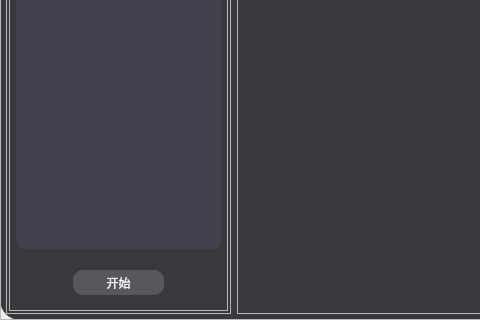
Above: ui_tools/InterfaceUI.ui from Ryzquo/auto_ark before the change; both pictures show x 0 to 480 and y 229 to 549 of the 842 by 549 pixel window. Below: the same form after it.
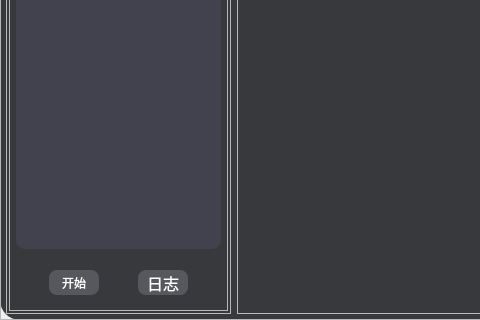
That is the form after the change. Icons and pictures are not drawn.

Patch:
```diff
--- a/ui_tools/InterfaceUI.ui
+++ b/ui_tools/InterfaceUI.ui
@@ -387,23 +387,31 @@
             </property>
             <property name="styleSheet">
              <string notr="true">#listWTask{
-	color: rgb(255, 255, 255);
+	font: 12pt &quot;黑体&quot;;
+	color: rgba(255, 255, 255, .8);
 	background-color: rgba(66, 66, 78, 1);
-	border: 5px solid rgba(66, 66, 78, 1);
+	border: 8px solid rgba(66, 66, 78, 1);
 	border-radius: 10px;
+	outline: 0px;
 }
 #listWTask::item {
+	height: 40px;
 }
 #listWTask::item:hover {
 }
 #listWTask::item:selected {
+	padding: 8px;
+	color: rgba(255, 255, 255, 1);
+	background-color: transparent;
+	border-left: 3px solid rgba(255, 255, 255, 1);
 }
 
-#pBtnSE{
-	color: rgb(255, 255, 255);
+#pBtnSE, #pBtnLog{
+	width: 50px;
 	font: 12pt &quot;黑体&quot;;
+	color: rgb(255, 255, 255);
 	background-color: rgba(86, 88, 93, 1);
-	border-radius: 10px;
+	border-radius: 8px;
 }
 #pBtnSE:hover{
 	background-color: rgba(86, 88, 93, .5);
@@ -481,7 +489,7 @@
                      </property>
                      <property name="sizeHint" stdset="0">
                       <size>
-                       <width>48</width>
+                       <width>30</width>
                        <height>20</height>
                       </size>
                      </property>
@@ -495,6 +503,12 @@
                        <verstretch>1</verstretch>
                       </sizepolicy>
                      </property>
+                     <property name="minimumSize">
+                      <size>
+                       <width>0</width>
+                       <height>0</height>
+                      </size>
+                     </property>
                      <property name="styleSheet">
                       <string notr="true"/>
                      </property>
@@ -510,7 +524,42 @@
                      </property>
                      <property name="sizeHint" stdset="0">
                       <size>
-                       <width>48</width>
+                       <width>40</width>
+                       <height>20</height>
+                      </size>
+                     </property>
+                    </spacer>
+                   </item>
+                   <item>
+                    <widget class="QPushButton" name="pBtnLog">
+                     <property name="sizePolicy">
+                      <sizepolicy hsizetype="Expanding" vsizetype="Expanding">
+                       <horstretch>1</horstretch>
+                       <verstretch>1</verstretch>
+                      </sizepolicy>
+                     </property>
+                     <property name="font">
+                      <font>
+                       <family>黑体</family>
+                       <pointsize>12</pointsize>
+                       <italic>false</italic>
+                       <bold>false</bold>
+                       <kerning>true</kerning>
+                      </font>
+                     </property>
+                     <property name="text">
+                      <string>日志</string>
+                     </property>
+                    </widget>
+                   </item>
+                   <item>
+                    <spacer name="hs3">
+                     <property name="orientation">
+                      <enum>Qt::Horizontal</enum>
+                     </property>
+                     <property name="sizeHint" stdset="0">
+                      <size>
+                       <width>30</width>
                        <height>20</height>
                       </size>
                      </property>
```
Left out of the diff: 9 changed lines with no effect on the pictures.
